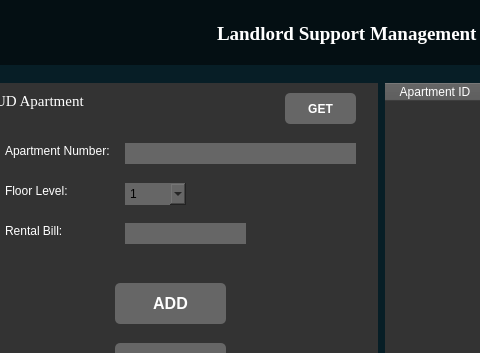
lalalance12/Landlord-Support-Management-System, file interface.ui: the form before one commit; both pictures show x 271 to 751 and y 0 to 353 of the 1114 by 574 pixel window.
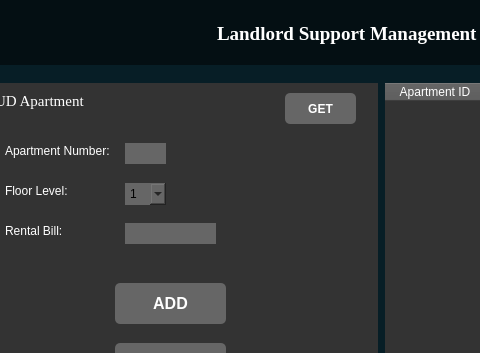
The form after the commit. The open tabs and pages were chosen to show the change. Icons and pictures are not drawn.

```diff
--- a/interface.ui
+++ b/interface.ui
@@ -1485,7 +1485,7 @@
                    <rect>
                     <x>160</x>
                     <y>60</y>
-                    <width>231</width>
+                    <width>41</width>
                     <height>21</height>
                    </rect>
                   </property>
@@ -1548,7 +1548,7 @@
                    <rect>
                     <x>160</x>
                     <y>140</y>
-                    <width>121</width>
+                    <width>91</width>
                     <height>21</height>
                    </rect>
                   </property>
@@ -1564,7 +1564,7 @@
                    <rect>
                     <x>160</x>
                     <y>100</y>
-                    <width>61</width>
+                    <width>41</width>
                     <height>22</height>
                    </rect>
                   </property>
```
Left out of the diff: 2 changed lines with no effect on the pictures.
